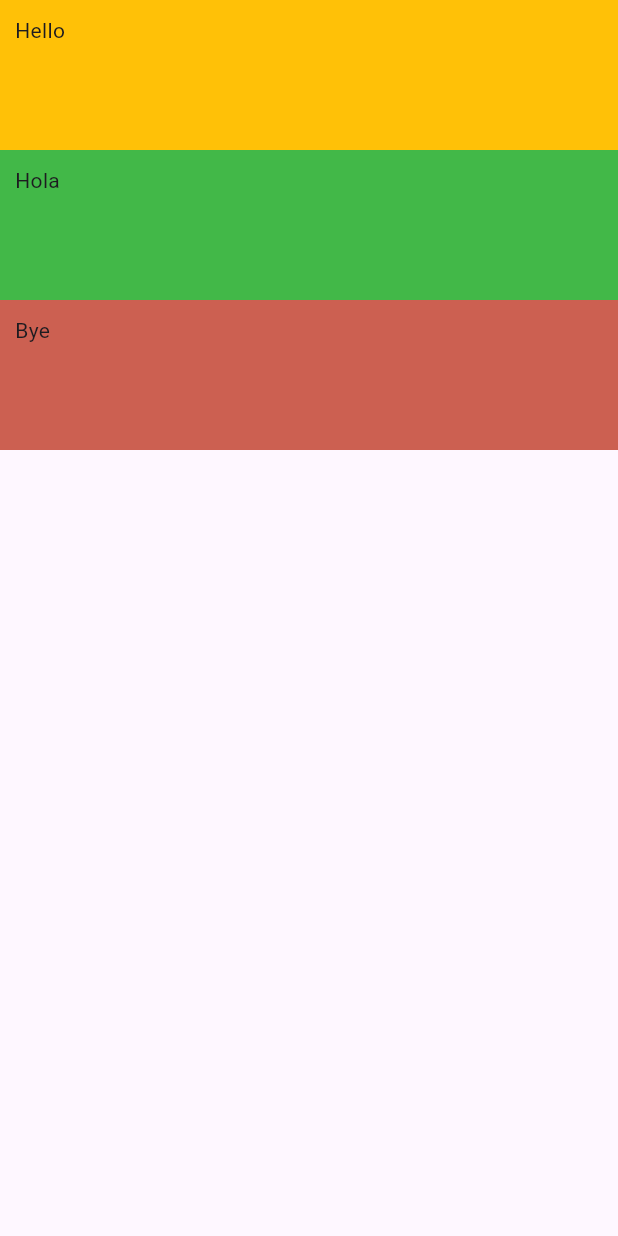
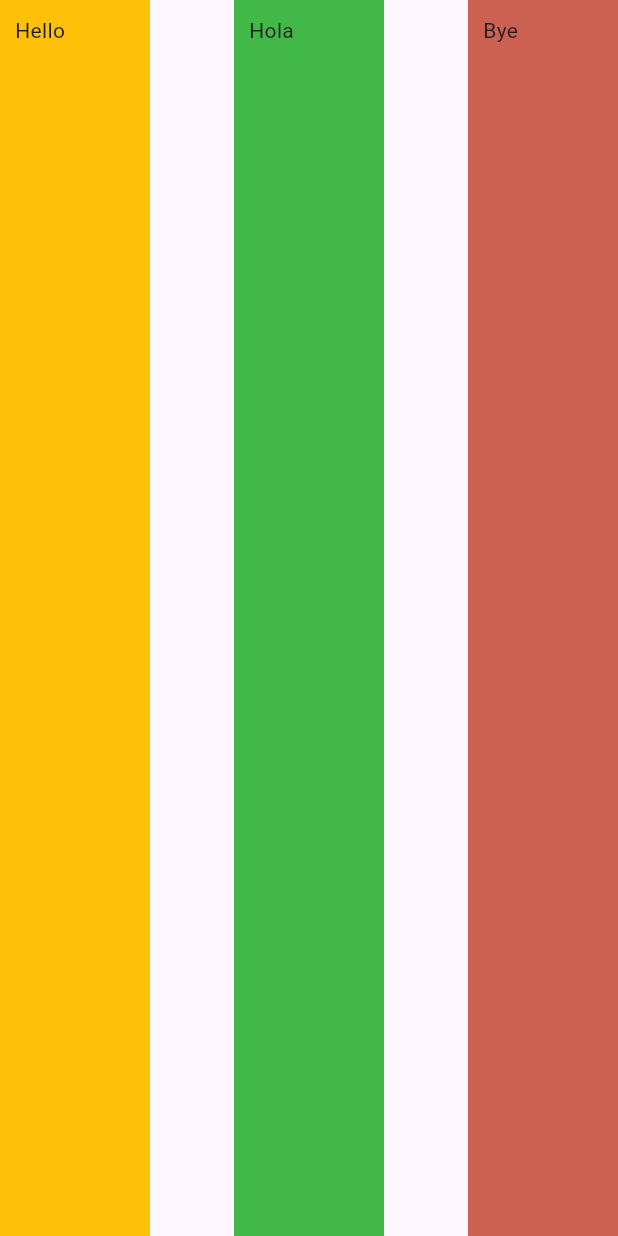
Before and after one commit to SumeetWajpe/Flutter_Batch_1_May_26, a Flutter app: the screen it shows after launch, on a phone screen of 412 x 824 dp. Run offline on Flutter 3.47's test engine with Material 3 defaults, Android fonts, the phone set to English and light mode, and no system bars.

Commit message:
✨ using row

```diff
--- a/DAY1/FirstFlutterApp/flutter_hello_application/lib/widgets/RowsCols.dart
+++ b/DAY1/FirstFlutterApp/flutter_hello_application/lib/widgets/RowsCols.dart
@@ -3,15 +3,14 @@ import 'package:flutter/material.dart';
 class RowsCols extends StatelessWidget {
   @override
   Widget build(BuildContext context) {
-    return Column(
-      // mainAxisAlignment: MainAxisAlignment.spaceBetween,
+    return Row(
+      mainAxisAlignment: MainAxisAlignment.spaceBetween,
       crossAxisAlignment: CrossAxisAlignment.stretch,
       children: <Widget>[
         Container(
           color: Colors.amber,
           height: 100,
           width: 100,
-
           // width: double.infinity,
           padding: EdgeInsets.all(10),
           child: const Text("Hello"),
@@ -19,7 +18,7 @@ class RowsCols extends StatelessWidget {
         Container(
           color: const Color.fromARGB(255, 66, 184, 72),
           height: 100,
-          width: double.infinity,
+          width: 100,
           padding: EdgeInsets.all(10),
           child: const Text("Hola"),
         ),
```
